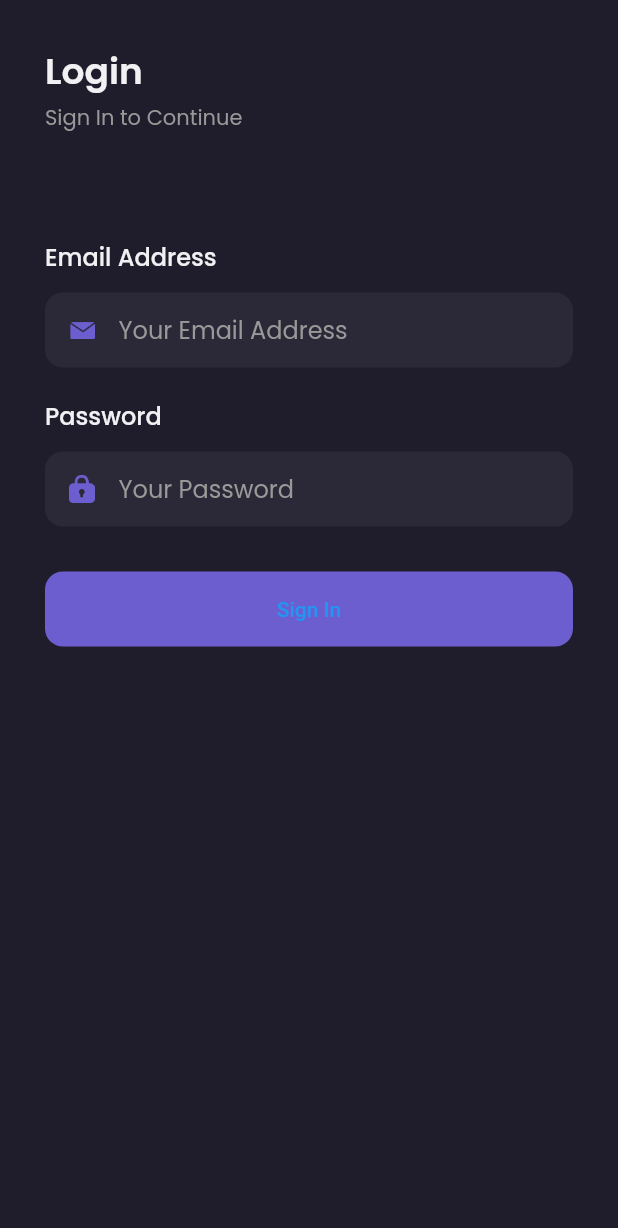
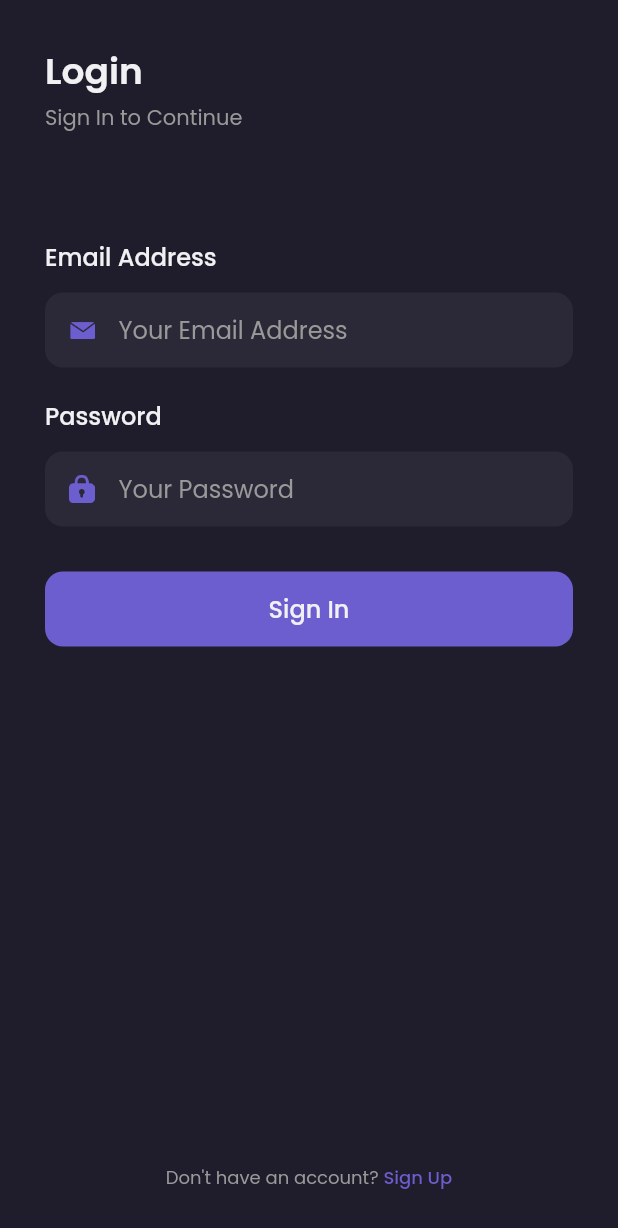
Before and after one commit to AsepCahyudin/saveshamo, a Flutter app: the screen it shows after launch, on a phone screen of 412 x 824 dp. Shown: the top 1228 px of the screen. Run offline on Flutter 3.47's test engine with Material 2 defaults, Android fonts, the phone set to English and light mode, and no system bars; our stand-ins replace google_fonts.

Commit message:
UI final Login

```diff
--- a/lib/pages/sign_in_page.dart
+++ b/lib/pages/sign_in_page.dart
@@ -122,13 +122,44 @@ class SignInPage extends StatelessWidget {
               backgroundColor: primaryColor,
               shape: RoundedRectangleBorder(
                   borderRadius: BorderRadius.circular(12))),
-          child: Text('Sign In'),
+          child: Text(
+            'Sign In',
+            style: primaryTextStyle.copyWith(
+              fontSize: 16,
+              fontWeight: medium,
+            ),
+          ),
+        ),
+      );
+    }
+
+    Widget footer() {
+      return Container(
+        margin: EdgeInsets.only(bottom: 30),
+        child: Row(
+          mainAxisAlignment: MainAxisAlignment.center,
+          children: [
+            Text(
+              'Don\'t have an account? ',
+              style: subtitleTextStyle.copyWith(
+                fontSize: 12,
+              ),
+            ),
+            Text(
+              'Sign Up',
+              style: purpleTextStyle.copyWith(
+                fontSize: 12,
+                fontWeight: medium,
+              ),
+            ),
+          ],
         ),
       );
     }
 
     return Scaffold(
       backgroundColor: backgroundColor1,
+      resizeToAvoidBottomInset: false,
       body: Container(
         margin: EdgeInsets.symmetric(
           horizontal: defaultMargin,
@@ -140,6 +171,8 @@ class SignInPage extends StatelessWidget {
             emailInput(),
             passwordInput(),
             signInButton(),
+            Spacer(),
+            footer(),
           ],
         ),
       ),
--- a/lib/theme.dart
+++ b/lib/theme.dart
@@ -30,6 +30,10 @@ TextStyle priceTextStyle = GoogleFonts.poppins(
   color: priceColor,
 );
 
+TextStyle purpleTextStyle = GoogleFonts.poppins(
+  color: primaryColor,
+);
+
 FontWeight light = FontWeight.w300;
 FontWeight regular = FontWeight.w400;
 FontWeight medium = FontWeight.w500;
```
